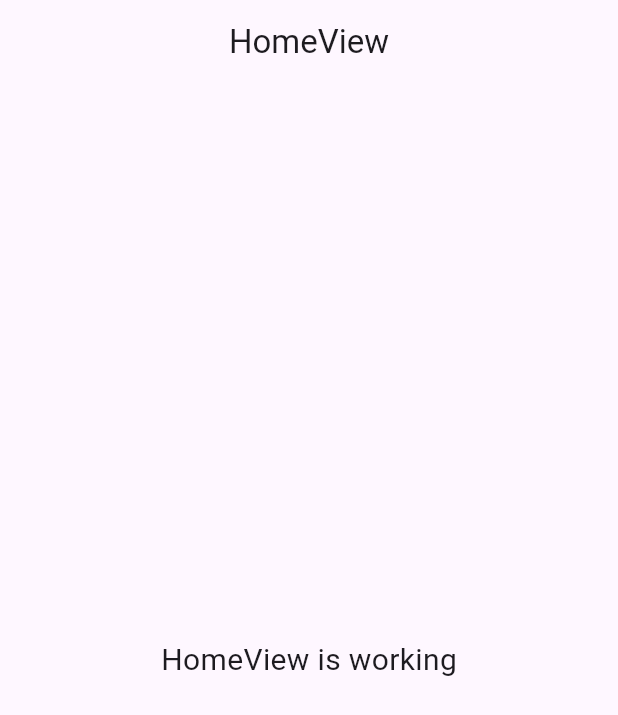
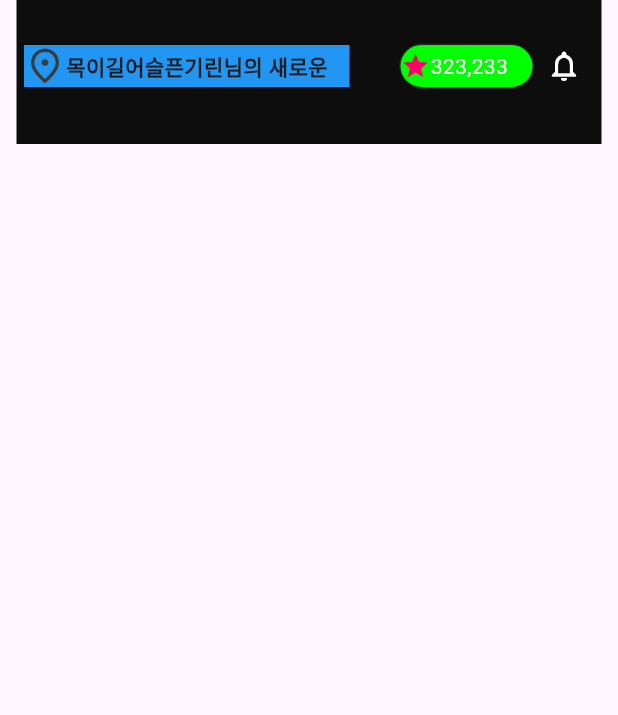
Before and after one commit to rilwanat/LuvItTest, a Flutter app: the screen it shows after launch, on a phone screen of 412 x 824 dp. Shown: the top 715 px of the screen. Run offline on Flutter 3.47's test engine with Material 3 defaults, Android fonts, the phone set to English and light mode, and no system bars; our stand-ins replace get, shared_preferences; Roboto replaces fonts that are missing (Pretendered).

Commit message:
update on title

```diff
--- /dev/null
+++ b/lib/app/modules/main_profile/bindings/main_profile_binding.dart
@@ -0,0 +1,12 @@
+import 'package:get/get.dart';
+
+import '../controllers/main_profile_controller.dart';
+
+class MainProfileBinding extends Bindings {
+  @override
+  void dependencies() {
+    Get.lazyPut<MainProfileController>(
+      () => MainProfileController(),
+    );
+  }
+}
--- /dev/null
+++ b/lib/app/modules/main_profile/controllers/main_profile_controller.dart
@@ -0,0 +1,23 @@
+import 'package:get/get.dart';
+
+class MainProfileController extends GetxController {
+  //TODO: Implement MainProfileController
+
+  final count = 0.obs;
+  @override
+  void onInit() {
+    super.onInit();
+  }
+
+  @override
+  void onReady() {
+    super.onReady();
+  }
+
+  @override
+  void onClose() {
+    super.onClose();
+  }
+
+  void increment() => count.value++;
+}
--- /dev/null
+++ b/lib/app/modules/main_profile/views/main_profile_view.dart
@@ -0,0 +1,93 @@
+import 'package:flutter/material.dart';
+
+import 'package:get/get.dart';
+import 'package:luvit/global/app_color.dart';
+
+import '../controllers/main_profile_controller.dart';
+
+class MainProfileView extends GetView<MainProfileController> {
+  const MainProfileView({Key? key}) : super(key: key);
+  @override
+  Widget build(BuildContext context) {
+    return Scaffold(
+      //backgroundColor: AppColors.datingCardsBackground,
+      // appBar: AppBar(
+      //   title: const Text('HomeView'),
+      //   centerTitle: true,
+      // ),
+      body: Center(
+        child: Column(
+          children: [
+            Container(
+              color: AppColors.datingCardsBackground,
+              height: 96,
+              width: 390,
+              padding: const EdgeInsets.fromLTRB(5, 0, 5, 8),
+              child: Row(
+                mainAxisAlignment: MainAxisAlignment.spaceBetween,
+                children: [
+                  Container(
+                    height: 28,
+                    width: 217,
+                    color: Colors.blue,
+                    child: const Row(
+                      crossAxisAlignment: CrossAxisAlignment.center,
+                      children: [
+                      SizedBox(
+                        width: 28, height: 28,
+                        child: Icon(Icons.place_outlined,
+                          color: AppColors.datingPlacesColor, size: 28,),
+                      ),
+                      SizedBox(
+                          height: 20,
+                          width: 189,
+                          child: Text("목이길어슬픈기린님의 새로운 스팟",
+                            style: TextStyle(
+                                fontFamily: 'Pretendered',
+                                fontSize: 14,
+                                fontWeight: FontWeight.w700)
+                          ),),
+                    ],),
+                  ),
+                  Row(children: [
+                    Container(
+                      width: 90,
+                      height: 30,
+                      // padding: const EdgeInsets.fromLTRB(5, 10, 5, 6),
+                      decoration: BoxDecoration(
+                          color: AppColors.sample,//datingCardsBlack,
+                          border: Border.all(width: 1, color: AppColors.datingCardsBorder),
+                        borderRadius: BorderRadius.circular(100)
+                      ),
+                      child: const Row(
+                        // mainAxisAlignment: MainAxisAlignment.center,
+                        // crossAxisAlignment: CrossAxisAlignment.center,
+                        children: [
+                          SizedBox(
+                            width: 20, height: 20,
+                            child: Icon(Icons.star,
+                              color: AppColors.datingCardsPink,
+                              size: 20,),
+                          ),
+                          Text("323,233",
+                            style: TextStyle(
+                                color: AppColors.datingCardsWhite,
+                                fontSize: 14),)
+                        ],
+                      ),
+                    ),
+                    const SizedBox(
+                      width: 40, height: 40,
+                      child: Icon(Icons.notifications_outlined,
+                        color: AppColors.datingCardsWhite,),
+                    ),
+                  ],),
+                ],
+              ),
+            )
+          ],
+        ),
+      ),
+    );
+  }
+}
--- a/lib/app/routes/app_pages.dart
+++ b/lib/app/routes/app_pages.dart
@@ -2,13 +2,15 @@ import 'package:get/get.dart';
 
 import '../modules/home/bindings/home_binding.dart';
 import '../modules/home/views/home_view.dart';
+import '../modules/main_profile/bindings/main_profile_binding.dart';
+import '../modules/main_profile/views/main_profile_view.dart';
 
 part 'app_routes.dart';
 
 class AppPages {
   AppPages._();
 
-  static const INITIAL = Routes.HOME;
+  static const INITIAL = Routes.MAIN_PROFILE;
 
   static final routes = [
     GetPage(
@@ -16,5 +18,10 @@ class AppPages {
       page: () => const HomeView(),
       binding: HomeBinding(),
     ),
+    GetPage(
+      name: _Paths.MAIN_PROFILE,
+      page: () => const MainProfileView(),
+      binding: MainProfileBinding(),
+    ),
   ];
 }
--- a/lib/app/routes/app_routes.dart
+++ b/lib/app/routes/app_routes.dart
@@ -4,9 +4,11 @@ part of 'app_pages.dart';
 abstract class Routes {
   Routes._();
   static const HOME = _Paths.HOME;
+  static const MAIN_PROFILE = _Paths.MAIN_PROFILE;
 }
 
 abstract class _Paths {
   _Paths._();
   static const HOME = '/home';
+  static const MAIN_PROFILE = '/main-profile';
 }
--- /dev/null
+++ b/lib/global/app_color.dart
@@ -0,0 +1,16 @@
+import 'package:flutter/material.dart';
+
+class AppColors {
+  static const datingCardsWhite = Color(0xFFFFFFFF);
+  static const datingCardsBlack = Color(0xFF000000);
+  static const datingCardsPink = Color(0xFFFF016B);
+
+  static const datingCardsBackground = Color(0xFF0E0D0D);
+  static const datingCardsBorder = Color(0xFF212121);
+
+  static const datingPlacesColor = Color(0xFF3A3A3A);
+
+  static const sample = Color(0xFF00FF00);
+
+
+}
```
Also changed, not shown: pubspec.yaml (+7 -0 lines), assets/images/icons/Star 1.png (added), assets/images/icons/btcon_28.png (added), assets/images/icons/btcon_40.png (added), 9 other files.
